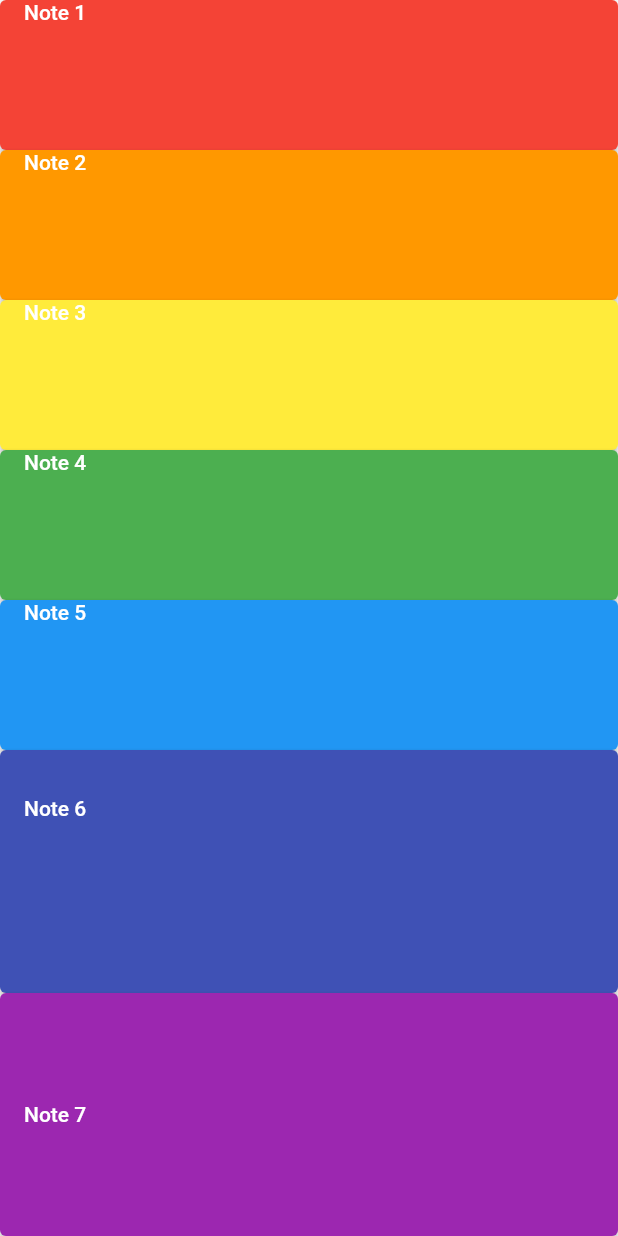
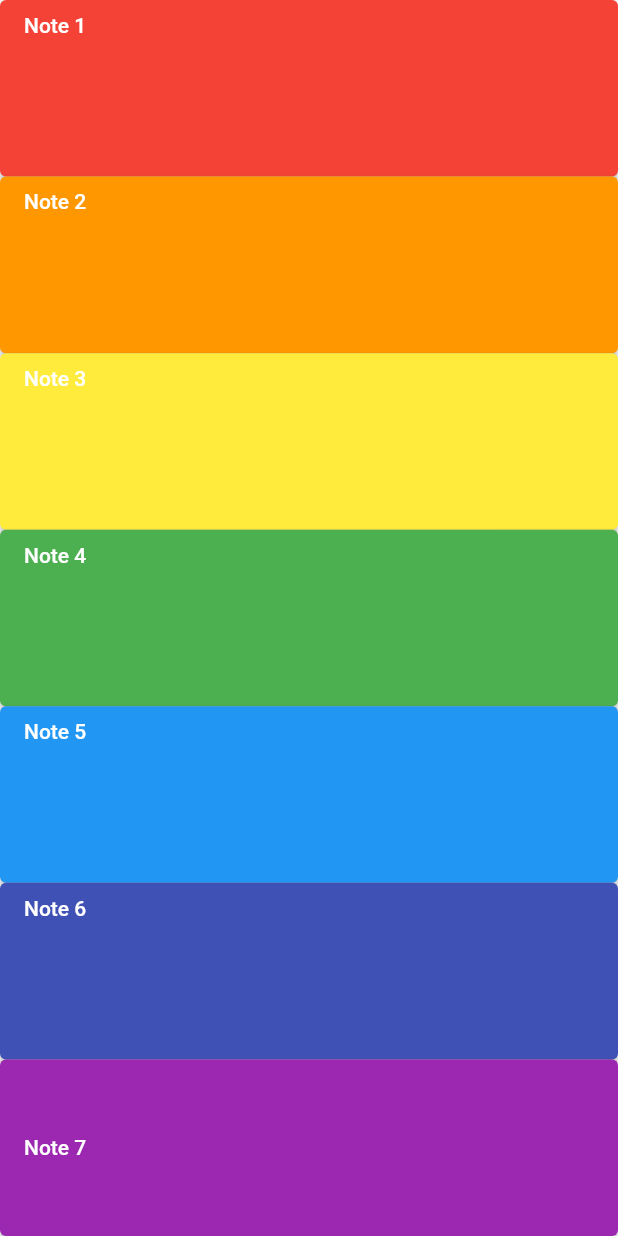
Before and after one commit to thomHayner/flutter_learn_xylophone_app, a Flutter app: the screen it shows after launch, on a phone screen of 412 x 824 dp. Run offline on Flutter 3.47's test engine with Material 2 defaults, Android fonts, the phone set to English and light mode, and no system bars; our stand-ins replace audioplayers.

Commit message:
wrap all buttons in Expanded widget

```diff
--- a/lib/main.dart
+++ b/lib/main.dart
@@ -18,7 +18,9 @@ class XylophoneApp extends StatelessWidget {
           child: Center(
             child: Column(
               children: [
-                ElevatedButton(
+                Expanded(
+                  flex: 1,
+                  child: ElevatedButton(
                     style: ButtonStyle(
                       backgroundColor: MaterialStateProperty.all<Color>(Colors.red),
                     ),
@@ -31,7 +33,10 @@ class XylophoneApp extends StatelessWidget {
                       playSound(1);
                     },
                   ),
-                ElevatedButton(
+                ),
+                Expanded(
+                  flex: 1,
+                  child: ElevatedButton(
                     style: ButtonStyle(
                       backgroundColor: MaterialStateProperty.all<Color>(Colors.orange),
                       // fixedSize: MaterialStateProperty.all<Size>(Size.square(320)),
@@ -46,7 +51,10 @@ class XylophoneApp extends StatelessWidget {
                       playSound(2);
                     },
                   ),
-                ElevatedButton(
+                ),
+                Expanded(
+                  flex: 1,
+                  child: ElevatedButton(
                     style: ButtonStyle(
                       backgroundColor: MaterialStateProperty.all<Color>(Colors.yellow),
                     ),
@@ -59,7 +67,10 @@ class XylophoneApp extends StatelessWidget {
                       playSound(3);
                     },
                   ),
-                ElevatedButton(
+                ),
+                Expanded(
+                  flex: 1,
+                  child: ElevatedButton(
                     style: ButtonStyle(
                       backgroundColor: MaterialStateProperty.all<Color>(Colors.green),
                     ),
@@ -72,7 +83,10 @@ class XylophoneApp extends StatelessWidget {
                       playSound(4);
                     },
                   ),
-                ElevatedButton(
+                ),
+                Expanded(
+                  flex: 1,
+                  child: ElevatedButton(
                     style: ButtonStyle(
                       backgroundColor: MaterialStateProperty.all<Color>(Colors.blue),
                     ),
@@ -84,6 +98,7 @@ class XylophoneApp extends StatelessWidget {
                     onPressed: () {
                       playSound(5);
                     },
+                  ),
                 ),
                 Expanded(
                   flex: 1,
```
Lines whose indentation alone changed are shown as unchanged.
